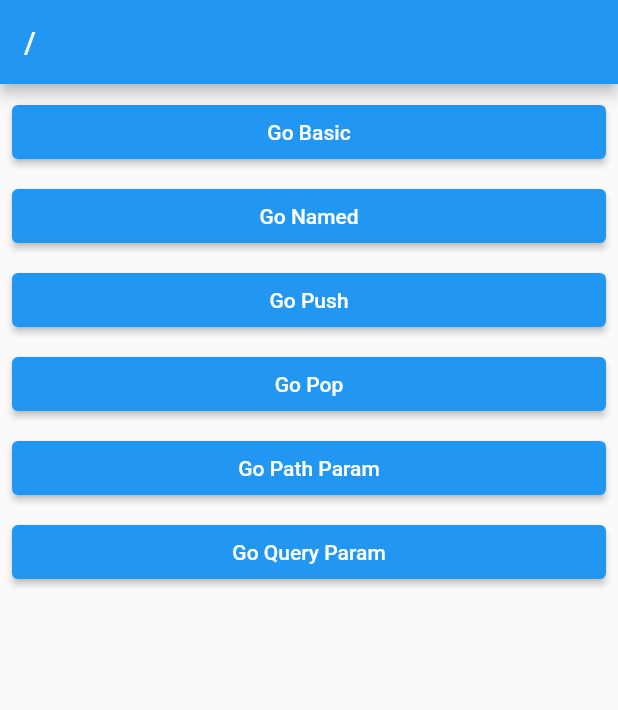
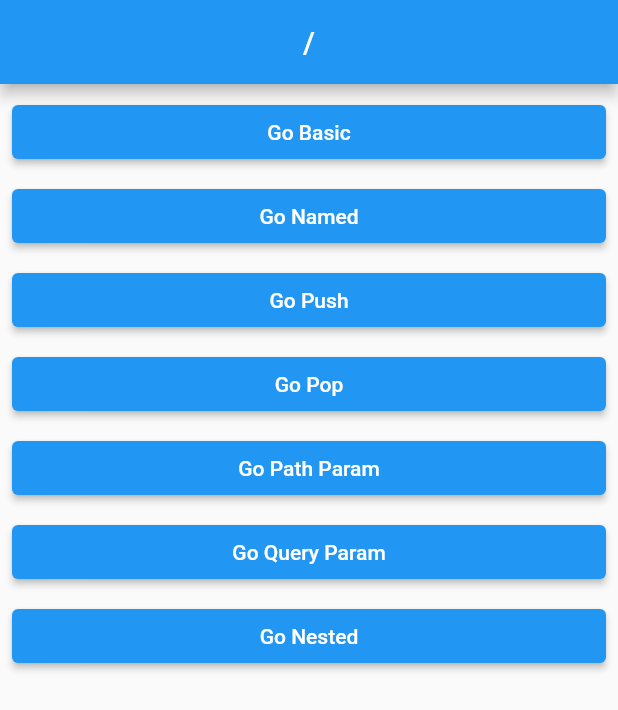
Before and after one commit to bulkyCHOI/go_route_v7, a Flutter app: the screen it shows after launch, on a phone screen of 412 x 824 dp. Shown: the top 710 px of the screen. Run offline on Flutter 3.47's test engine with Material 2 defaults, Android fonts, the phone set to English and light mode, and no system bars; our stand-ins replace go_router.

Commit message:
230904 | 섹션13-9 Shell Route

```diff
--- a/lib/layout/default_layout.dart
+++ b/lib/layout/default_layout.dart
@@ -13,6 +13,7 @@
   Widget build(BuildContext context) {
     return Scaffold(
       appBar: AppBar(
+        centerTitle: true,
         title: Text(GoRouterState.of(context).location),
       ),
       body: Padding(
--- a/lib/route/router.dart
+++ b/lib/route/router.dart
@@ -5,6 +5,8 @@
 import 'package:go_route_v7/screen/5_pop_return_screen.dart';
 import 'package:go_route_v7/screen/6_path_param_screen.dart';
 import 'package:go_route_v7/screen/7_query_parameter_screen.dart';
+import 'package:go_route_v7/screen/8_nested_child_screen.dart';
+import 'package:go_route_v7/screen/8_nested_screen.dart';
 import 'package:go_route_v7/screen/root_screen.dart';
 import 'package:go_router/go_router.dart';
 
@@ -71,6 +73,30 @@
             return QueryParameterScreen();
           },
         ),
+        ShellRoute(
+            builder: (context, state, child) {
+              return NestedScreen(child: child);
+            },
+            routes: [
+              GoRoute(
+                path: 'nested/a',
+                builder: (_, state) => NestedChildScreen(
+                  routeName: '/nested/a',
+                ),
+              ),
+              GoRoute(
+                path: 'nested/b',
+                builder: (_, state) => NestedChildScreen(
+                  routeName: '/nested/b',
+                ),
+              ),
+              GoRoute(
+                path: 'nested/c',
+                builder: (_, state) => NestedChildScreen(
+                  routeName: '/nested/c',
+                ),
+              ),
+            ])
       ],
     ),
   ],
--- a/lib/screen/root_screen.dart
+++ b/lib/screen/root_screen.dart
@@ -54,6 +54,13 @@
             },
             child: Text('Go Query Param'),
           ),
+          SizedBox(height: 8.0,),
+          ElevatedButton(
+            onPressed: () {
+              context.go('/nested/a');
+            },
+            child: Text('Go Nested'),
+          ),
         ],
       ),
     );
```
Also changed, not shown: lib/screen/8_nested_child_screen.dart (added, +16 -0 lines), lib/screen/8_nested_screen.dart (added, +60 -0 lines).
